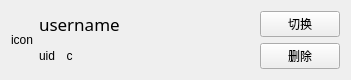
Qt form resf/user_item.ui (clb-128258/TiebaDesktop) before a commit.
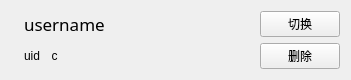
The same form after that commit. Icons and pictures are not drawn.

Diff of the .ui file:
```diff
--- a/resf/user_item.ui
+++ b/resf/user_item.ui
@@ -41,7 +41,7 @@
    <item row="0" column="0" rowspan="2">
     <widget class="QLabel" name="label">
      <property name="text">
-      <string>icon</string>
+      <string/>
      </property>
      <property name="alignment">
       <set>Qt::AlignCenter</set>
```
